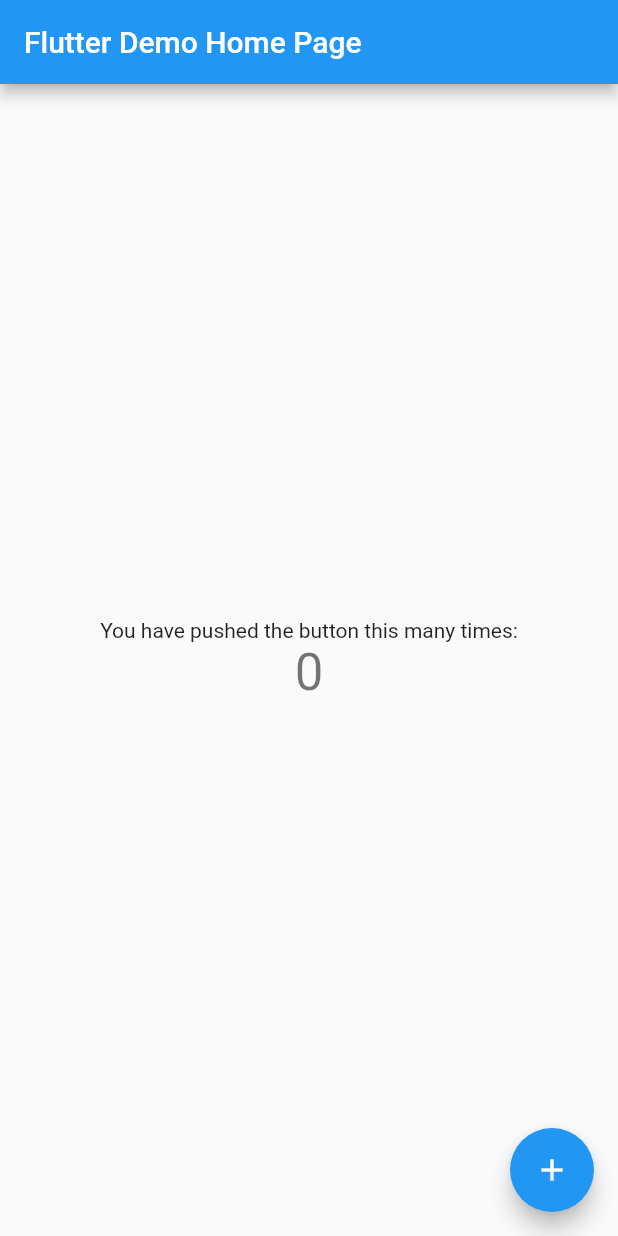
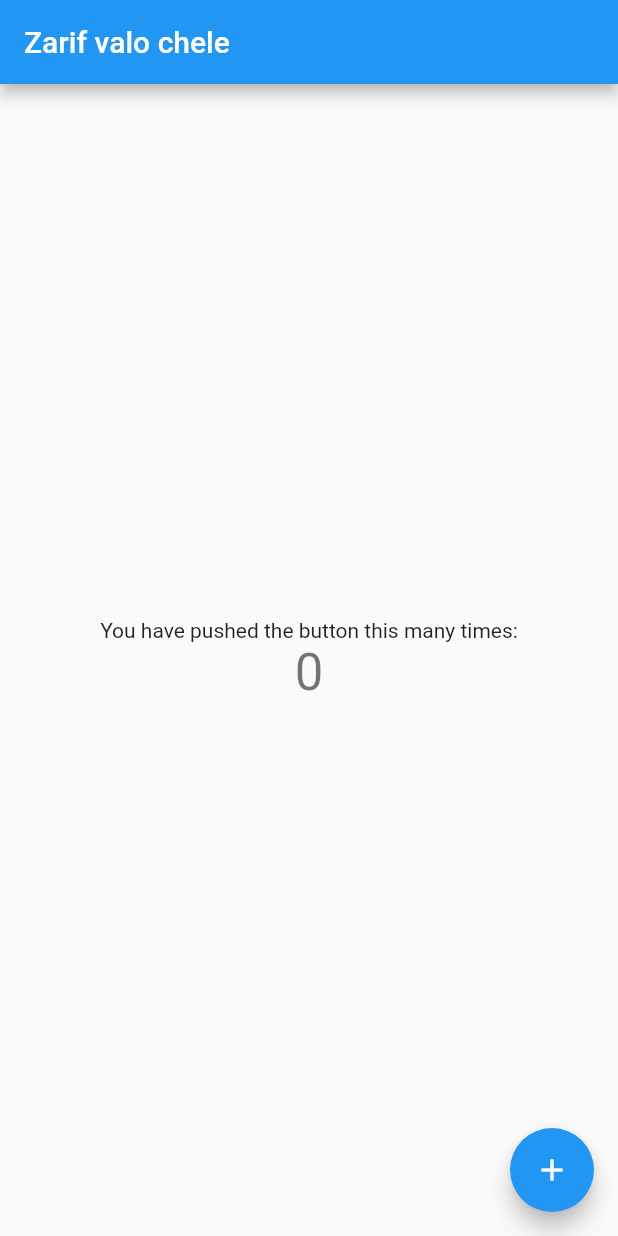
Before and after one commit to cuet-dev-corpse/calculator, a Flutter app: the screen it shows after launch, on a phone screen of 412 x 824 dp. Run offline on Flutter 3.47's test engine with Material 2 defaults, Android fonts, the phone set to English and light mode, and no system bars.

```diff
--- a/lib/main.dart
+++ b/lib/main.dart
@@ -24,7 +24,7 @@ class MyApp extends StatelessWidget {
         // is not restarted.
         primarySwatch: Colors.blue,
       ),
-      home: const MyHomePage(title: 'Flutter Demo Home Page'),
+      home: const MyHomePage(title: 'Zarif valo chele'),
     );
   }
 }
```
